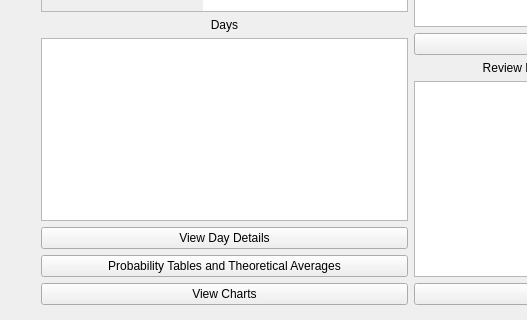
The window that mainwindow.ui (ragrag/Inventory-Simulation-QT) describes before a commit, drawn with Qt 5; both pictures show x 0 to 527 and y 275 to 595 of the 829 by 595 pixel window.
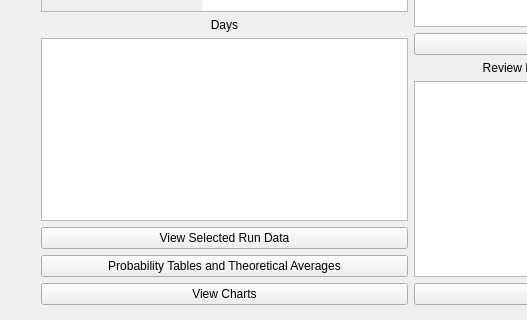
The same window after the commit.

Diff of the .ui file:
```diff
--- a/mainwindow.ui
+++ b/mainwindow.ui
@@ -171,7 +171,7 @@
            <item>
             <widget class="QPushButton" name="viewDay_Btn">
              <property name="text">
-              <string>View Day Details</string>
+              <string>View Selected Run Data</string>
              </property>
             </widget>
            </item>
```
Left out of the diff: 2 changed lines with no effect on the pictures.
